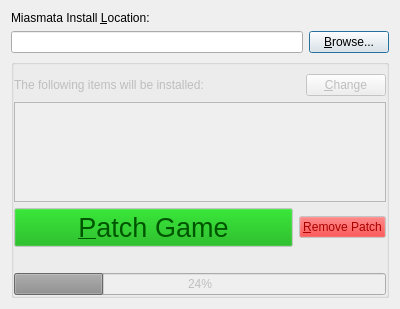
This is miaspatch.ui in DarkStarSword/miasmata-fixes as Qt 5 draws it before an edit. The edited form follows.
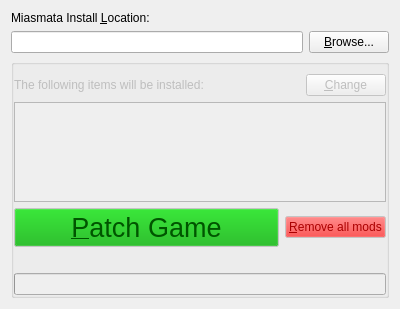
This is the edited form.

Patch:
```diff
--- a/miaspatch.ui
+++ b/miaspatch.ui
@@ -343,6 +343,9 @@
           <property name="text">
            <string>&amp;Patch Game</string>
           </property>
+          <property name="default">
+           <bool>true</bool>
+          </property>
          </widget>
         </item>
         <item>
@@ -574,7 +577,7 @@
            </palette>
           </property>
           <property name="text">
-           <string>&amp;Remove Patch</string>
+           <string>&amp;Remove all mods</string>
           </property>
          </widget>
         </item>
@@ -588,11 +591,7 @@
        </widget>
       </item>
       <item>
-       <widget class="QProgressBar" name="progress">
-        <property name="value">
-         <number>24</number>
-        </property>
-       </widget>
+       <widget class="QProgressBar" name="progress"/>
       </item>
      </layout>
     </widget>
```
Left out of the diff: 12 changed lines with no effect on the pictures.
